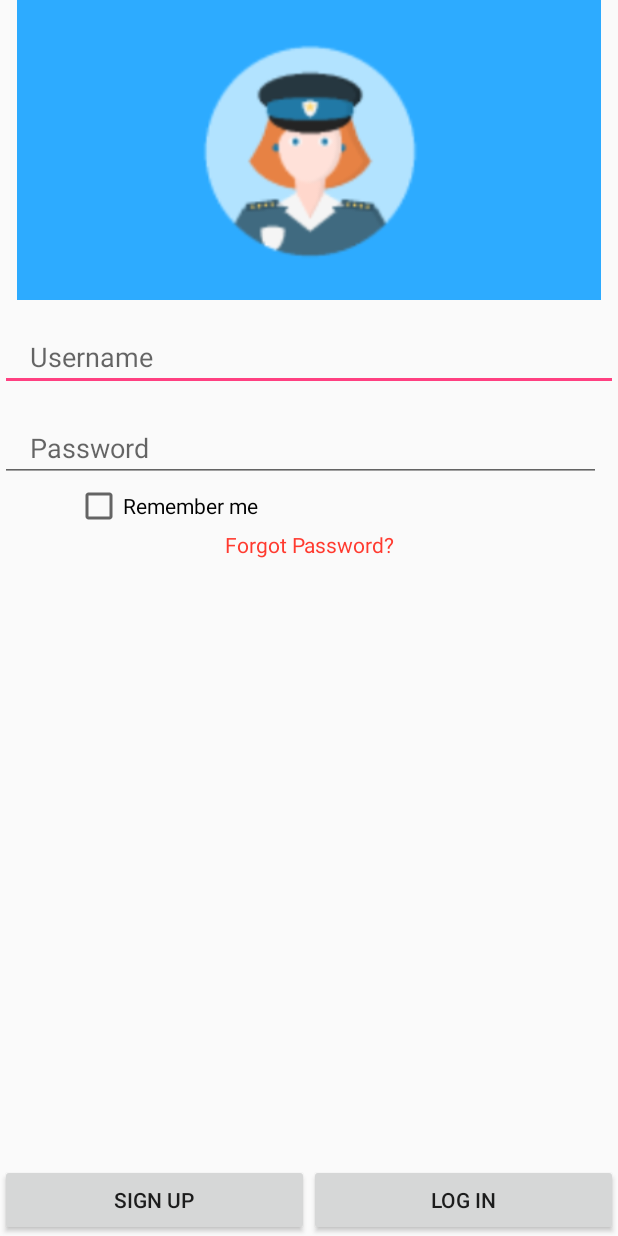
After one commit to nemo1560/shop_App, an Android app: the layout relativelayout_login.xml on its own in the app's theme, with its tools: preview values and no code run, on a phone screen of 412 x 824 dp. The commit adds this screen. Run offline under Robolectric (Android 15) with nearby library versions, the light colour scheme and no system bars.

Commit message:
trong commit

```diff
--- a/Lesson01/ForStudent/HuyTrong_layoutproject/LinearLayout/app/src/main/java/com/phamhuytrong/linearlayout/MainActivity.java
+++ b/Lesson01/ForStudent/HuyTrong_layoutproject/LinearLayout/app/src/main/java/com/phamhuytrong/linearlayout/MainActivity.java
@@ -2,12 +2,14 @@ package com.phamhuytrong.linearlayout;
 
 import android.support.v7.app.AppCompatActivity;
 import android.os.Bundle;
+import android.R;
 
 public class MainActivity extends AppCompatActivity {
 
     @Override
     protected void onCreate(Bundle savedInstanceState) {
         super.onCreate(savedInstanceState);
-        setContentView(R.layout.activity_main);
+        setContentView(R.layout.relativelayout_login);
+
     }
 }
--- /dev/null
+++ b/Lesson01/ForStudent/HuyTrong_layoutproject/LinearLayout/app/src/main/res/layout/relativelayout_login.xml
@@ -0,0 +1,61 @@
+<?xml version="1.0" encoding="utf-8"?>
+<RelativeLayout xmlns:android="http://schemas.android.com/apk/res/android"
+    android:layout_width="match_parent" android:layout_height="match_parent">
+    <EditText
+        android:id="@+id/userName"
+        android:paddingStart="20dp"
+        android:hint="Username"
+        android:layout_below="@id/imgPolice"
+        android:layout_marginTop="15dp"
+        android:layout_width="match_parent"
+        android:layout_height="wrap_content" />
+
+    <EditText
+        android:id="@+id/passWord"
+        android:paddingStart="20dp"
+        android:hint="Password"
+        android:layout_width="match_parent"
+        android:layout_height="wrap_content"
+        android:layout_below="@id/userName"
+        android:layout_marginEnd="11dp"
+        android:layout_marginTop="15dp" />
+
+    <CheckBox
+        android:id="@+id/chkRemember"
+        android:layout_marginStart="50dp"
+        android:layout_below="@id/passWord"
+        android:layout_width="wrap_content"
+        android:layout_height="wrap_content"
+        android:text="Remember me" />
+    <TextView
+        android:id="@+id/tvForgot"
+        android:layout_below="@id/chkRemember"
+        android:textAlignment="center"
+        android:textColor="@color/red"
+        android:text="Forgot Password?"
+        android:layout_width="match_parent"
+        android:layout_height="wrap_content" />
+    <LinearLayout
+        android:layout_alignParentBottom="true"
+        android:orientation="horizontal"
+        android:layout_width="match_parent"
+        android:layout_height="wrap_content">
+        <Button
+            android:layout_weight="1"
+            android:text="Sign up"
+            android:layout_width="0dp"
+            android:layout_height="wrap_content" />
+        <Button
+           android:layout_weight="1"
+            android:text="Log in"
+            android:layout_width="0dp"
+            android:layout_height="wrap_content" />
+    </LinearLayout>
+    <ImageView
+        android:layout_alignParentTop="true"
+        android:id="@+id/imgPolice"
+        android:src="@drawable/police_icon"
+        android:adjustViewBounds="true"
+        android:layout_width="match_parent"
+        android:layout_height="200dp" />
+</RelativeLayout>
```
Also changed, not shown: Lesson01/ForStudent/HuyTrong_layoutproject/LinearLayout/app/src/main/res/drawable/police_icon.png (added).
